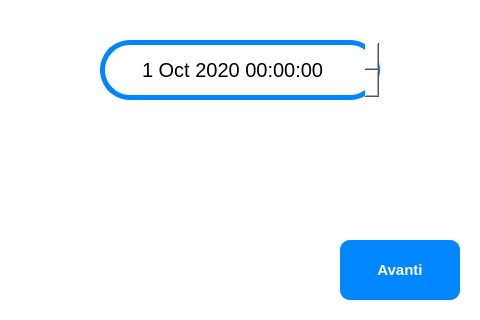
Qt form view/inserisci_data_di_oggi_window.ui (ISacchitella/MicroOne_v1.1) before a commit.
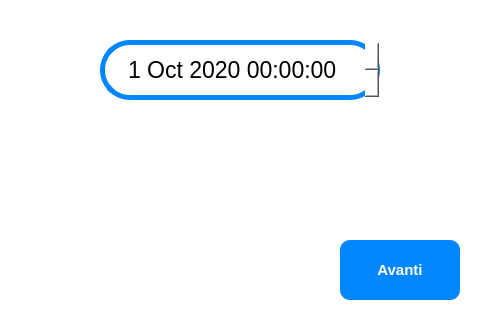
The same form after that commit. Icons and pictures are not drawn.

```diff
--- a/view/inserisci_data_di_oggi_window.ui
+++ b/view/inserisci_data_di_oggi_window.ui
@@ -92,7 +92,7 @@
    <property name="font">
     <font>
      <family>Segoe UI</family>
-     <pointsize>15</pointsize>
+     <pointsize>17</pointsize>
      <weight>50</weight>
      <bold>false</bold>
     </font>
```
